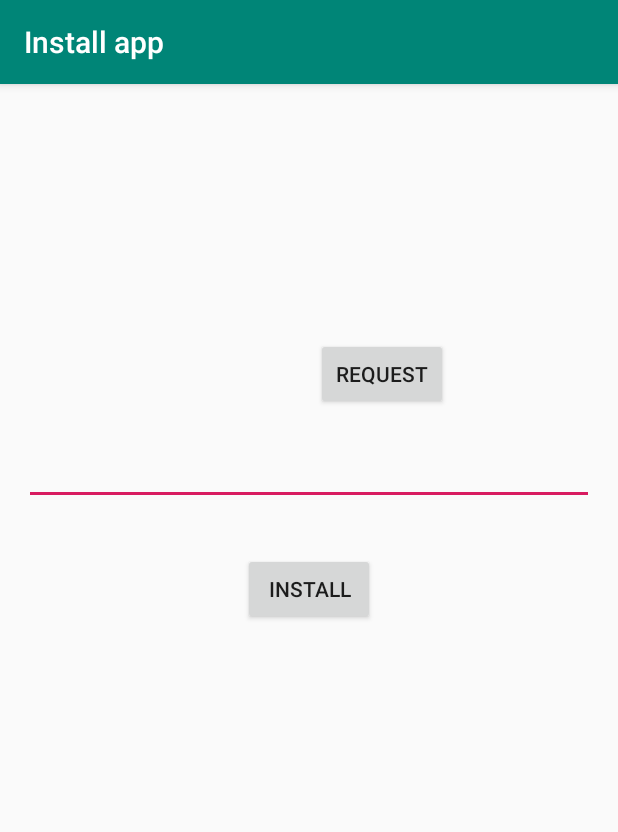
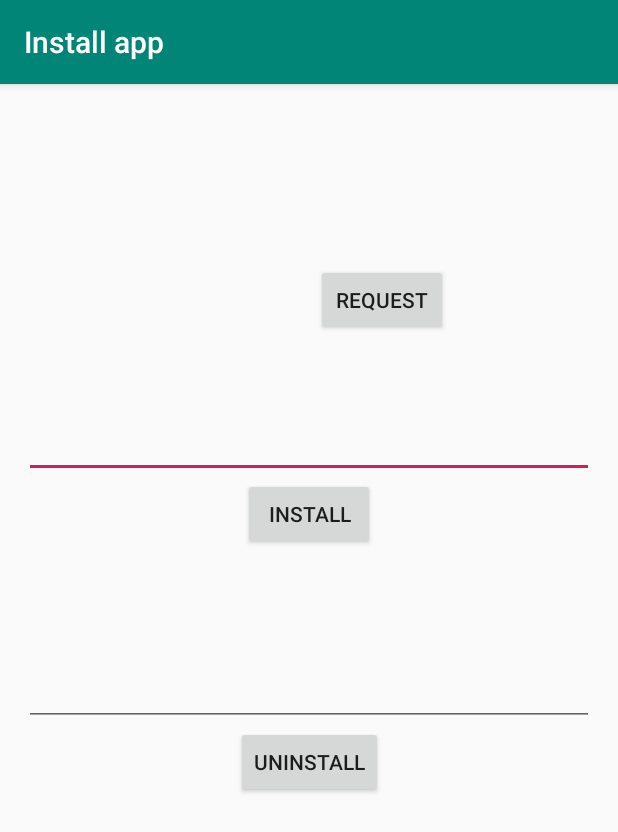
Before and after one commit to heruoxin/IceBox-SDK, an Android app: the screen it shows after launch (MainActivity), on a phone screen of 412 x 824 dp. Shown: the top 832 px of the screen. Run offline under Robolectric (Android 15) with nearby library versions, the phone set to English and light mode, and no system bars; our stand-ins replace RxJava, data binding; 4 statements that could not run were skipped.

Commit message:
Add Feature: silent uninstall

```diff
--- a/install-app/src/main/res/layout/activity_main.xml
+++ b/install-app/src/main/res/layout/activity_main.xml
@@ -4,14 +4,18 @@
         xmlns:tools="http://schemas.android.com/tools">
 
     <data>
-        <variable
-            name="path"
-            type="String"/>
+
         <variable
             name="icebox_state"
             type="String"/>
         <variable
             name="sdcard_state"
+            type="String"/>
+        <variable
+            name="path"
+            type="String"/>
+        <variable
+            name="packagename"
             type="String"/>
 
     </data>
@@ -27,8 +31,9 @@
             android:layout_width="wrap_content"
             android:layout_height="wrap_content"
             android:text="@{@string/permission_state(icebox_state, sdcard_state)}"
+            android:layout_marginBottom="32dp"
             app:layout_constraintTop_toTopOf="parent"
-            app:layout_constraintBottom_toTopOf="@id/input"
+            app:layout_constraintBottom_toTopOf="@id/input_path"
             app:layout_constraintLeft_toLeftOf="parent"
             app:layout_constraintRight_toLeftOf="@id/btn_request"
             app:layout_constraintHorizontal_chainStyle="spread"
@@ -47,7 +52,7 @@
             android:layout_height="wrap_content"/>
 
         <EditText
-            android:id="@+id/input"
+            android:id="@+id/input_path"
             tools:text="/sdcard/1.apk"
             android:text="@={path}"
             android:maxLines="3"
@@ -66,11 +71,33 @@
             android:text="Install"
             app:layout_constraintLeft_toLeftOf="parent"
             app:layout_constraintRight_toRightOf="parent"
-            app:layout_constraintTop_toBottomOf="@id/input"
-            app:layout_constraintBottom_toBottomOf="parent"
-            android:layout_marginTop="32dp"
+            app:layout_constraintTop_toBottomOf="@id/input_path"
+            app:layout_constraintBottom_toTopOf="@id/input_pn"
             android:layout_width="wrap_content"
             android:layout_height="wrap_content"/>
 
+        <EditText
+            android:id="@+id/input_pn"
+            tools:text="com.some.app"
+            android:text="@={packagename}"
+            app:layout_constraintLeft_toLeftOf="parent"
+            app:layout_constraintRight_toRightOf="parent"
+            app:layout_constraintTop_toBottomOf="@id/btn_install"
+            app:layout_constraintBottom_toTopOf="@id/btn_uninstall"
+            android:layout_marginTop="72dp"
+            android:layout_width="match_parent"
+            android:layout_height="wrap_content"
+            android:inputType="text"/>
+
+        <Button
+            android:id="@+id/btn_uninstall"
+            android:text="@string/btn_uninstall"
+            android:layout_width="wrap_content"
+            android:layout_height="wrap_content"
+            app:layout_constraintBottom_toBottomOf="parent"
+            app:layout_constraintLeft_toLeftOf="parent"
+            app:layout_constraintRight_toRightOf="parent"
+            app:layout_constraintTop_toBottomOf="@id/input_pn"/>
+
     </android.support.constraint.ConstraintLayout>
 </layout>
--- a/install-app/src/main/res/values/strings.xml
+++ b/install-app/src/main/res/values/strings.xml
@@ -2,4 +2,5 @@
     <string name="app_name">Install app</string>
     <string name="request_permission">Request</string>
     <string name="permission_state">IceBox SDK:\n%1$s\n\nWRITE_EXTERNAL_STORAGE:\n%2$s</string>
+    <string name="btn_uninstall">Uninstall</string>
 </resources>
--- a/sdk-client/src/main/java/com/catchingnow/icebox/sdk_client/AuthorizeUtil.java
+++ b/sdk-client/src/main/java/com/catchingnow/icebox/sdk_client/AuthorizeUtil.java
@@ -3,6 +3,8 @@ package com.catchingnow.icebox.sdk_client;
 import android.app.PendingIntent;
 import android.content.Context;
 import android.content.Intent;
+
+import com.catchingnow.icebox.sdk_client.StateReceiver;
 
 class AuthorizeUtil {
 
--- a/sdk-client/src/main/java/com/catchingnow/icebox/sdk_client/IceBox.java
+++ b/sdk-client/src/main/java/com/catchingnow/icebox/sdk_client/IceBox.java
@@ -1,21 +1,12 @@
 package com.catchingnow.icebox.sdk_client;
 
 import android.content.Context;
-import android.content.Intent;
 import android.content.pm.ApplicationInfo;
 import android.content.pm.PackageManager;
 import android.net.Uri;
-import android.os.Build;
-import android.os.Bundle;
-import android.os.Handler;
-import android.os.Looper;
-import android.os.Process;
-import android.os.ResultReceiver;
 import android.support.annotation.IntDef;
 import android.support.annotation.RequiresPermission;
 import android.support.annotation.WorkerThread;
-
-import java.util.concurrent.atomic.AtomicBoolean;
 
 /**
  * IceBox SDK
@@ -29,11 +20,6 @@ public class IceBox {
 
     // 最低支持 SDK 的冰箱 apk 版本号
     public static final int AVAILABLE_VERSION_CODE = 703;
-
-    private static final String SILENT_INSTALLER_SERVICE_NAME = "com.catchingnow.icebox.appSdk.InstallerService";
-    private static final String ACTION_INSTALLER = "com.catchingnow.icebox.INSTALLER";
-    private static final Uri PERMISSION_URI = Uri.parse("content://com.catchingnow.icebox.SDK");
-    private static final Uri NO_PERMISSION_URI = Uri.parse("content://com.catchingnow.icebox.STATE");
 
     public enum WorkMode {
         MODE_PM_DISABLE_USER,
@@ -51,15 +37,7 @@ public class IceBox {
      * 不可用则返回 MODE_NOT_AVAILABLE
      */
     public static WorkMode queryWorkMode(Context context) {
-        Bundle extra = new Bundle();
-        extra.putParcelable("authorize", AuthorizeUtil.getAuthorizedPI(context));
-        try {
-            Bundle bundle = context.getContentResolver().call(NO_PERMISSION_URI, "query_mode", null, extra);
-            return WorkMode.valueOf(bundle.getString("work_mode", WorkMode.MODE_NOT_AVAILABLE.name()));
-        } catch (Exception e) {
-            e.printStackTrace();
-            return WorkMode.MODE_NOT_AVAILABLE;
-        }
+        return SdkImplement.queryWorkMode(context);
     }
 
     public static final int FLAG_PM_DISABLE_USER = 1;
@@ -80,7 +58,7 @@ public class IceBox {
      */
     @AppState
     public static int getAppEnabledSetting(Context context, String packageName) throws PackageManager.NameNotFoundException {
-        return AppStateUtil.getAppEnabledSettings(context, packageName);
+        return SdkImplement.getAppEnabledSetting(context, packageName);
     }
 
     /**
@@ -93,7 +71,7 @@ public class IceBox {
      */
     @AppState
     public static int getAppEnabledSetting(ApplicationInfo applicationInfo) {
-        return AppStateUtil.getAppEnabledSettings(applicationInfo);
+        return SdkImplement.getAppEnabledSetting(applicationInfo);
     }
 
     /**
@@ -108,52 +86,29 @@ public class IceBox {
     @WorkerThread
     @RequiresPermission(SDK_PERMISSION)
     public static void setAppEnabledSettings(Context context, boolean enable, String... packageNames) {
-        int userHandle;
-        if (Build.VERSION.SDK_INT >= Build.VERSION_CODES.JELLY_BEAN_MR1) {
-            userHandle = Process.myUserHandle().hashCode();
-        } else {
-            userHandle = 0;
-        }
-        setAppEnabledSettings(context, enable, userHandle, packageNames);
+        SdkImplement.setAppEnabledSettings(context, enable, packageNames);
     }
 
-    private static void setAppEnabledSettings(Context context, boolean enable, int userHandle, String... packageNames) {
-        Bundle extra = new Bundle();
-        extra.putParcelable("authorize", AuthorizeUtil.getAuthorizedPI(context));
-        extra.putStringArray("package_names", packageNames);
-        extra.putInt("user_handle", userHandle);
-        extra.putBoolean("enable", enable);
-        context.getContentResolver().call(PERMISSION_URI, "set_enable", null, extra);
-    }
+    public enum SilentInstallSupport {
+        SUPPORTED,
 
-    public enum SilentInstallState {
-        STATE_SUPPORT,
-
-        STATE_NOT_INSTALLED,        //未安装冰箱 IceBox;
-        STATE_SYSTEM_NOT_SUPPORT,   //当前系统版本不支持静默安装;
-        STATE_NOT_DEVICE_OWNER,     //冰箱 IceBox 不是设备管理员;
-        STATE_UPDATE_REQUIRED,      //冰箱 IceBox 版本过低;
-        STATE_PERMISSION_REQUIRED,  //当前 App 未取得权限;
+        NOT_INSTALLED,          //未安装冰箱 IceBox;
+        UPDATE_REQUIRED,        //冰箱 IceBox 版本过低;
+        SYSTEM_NOT_SUPPORTED,   //当前系统版本不支持静默安装;
+        NOT_DEVICE_OWNER,       //冰箱 IceBox 不是设备管理员;
+        PERMISSION_REQUIRED,    //当前 App 未取得权限;
     }
 
     /**
      *
      * 查询当前冰箱是否支持静默安装
+     * 仅设置为设备管理员的冰箱支持静默安装和卸载
      *
      * @param context context
      * @return 可能的枚举状态
      */
-    public static SilentInstallState querySupportSilentInstall(Context context) {
-        Bundle extra = new Bundle();
-        extra.putParcelable("authorize", AuthorizeUtil.getAuthorizedPI(context));
-        try {
-            Bundle bundle = context.getContentResolver().call(NO_PERMISSION_URI, "query_silent_install_support", null, extra);
-            if (bundle == null || bundle.isEmpty()) return SilentInstallState.STATE_UPDATE_REQUIRED;
-            return SilentInstallState.valueOf(bundle.getString("state"));
-        } catch (Exception e) {
-            e.printStackTrace();
-            return SilentInstallState.STATE_NOT_INSTALLED;
-        }
+    public static SilentInstallSupport querySupportSilentInstall(Context context) {
+        return SdkImplement.querySupportSilentInstall(context);
     }
 
     /**
@@ -166,32 +121,19 @@ public class IceBox {
     @WorkerThread
     @RequiresPermission(SDK_PERMISSION)
     public static boolean installPackage(Context context, Uri apkUri) {
-        final AtomicBoolean o = new AtomicBoolean();
-        ResultReceiver resultReceiver = ResultReceiverUtil.receiverForSending(new ResultReceiver(new Handler(Looper.getMainLooper())) {
-            @Override
-            protected void onReceiveResult(int resultCode, Bundle resultData) {
-                Exception error = (Exception) resultData.getSerializable("error");
-                if (error != null) error.printStackTrace();
-                o.set(resultCode == 1);
-                synchronized (o) {o.notify();}
-            }
-        });
-        Intent intent = new Intent(ACTION_INSTALLER)
-                .setPackage(PACKAGE_NAME)
-                .setClassName(PACKAGE_NAME, SILENT_INSTALLER_SERVICE_NAME)
-                .putExtra("authorize", AuthorizeUtil.getAuthorizedPI(context))
-                .putExtra("callback", resultReceiver)
-                .setData(apkUri)
-                .addFlags(Intent.FLAG_GRANT_READ_URI_PERMISSION);
-        context.startService(intent);
-        synchronized (o) {
-            try {
-                o.wait();
-                return o.get();
-            } catch (InterruptedException e) {
-                return false;
-            }
-        }
+        return SdkImplement.installPackage(context, apkUri);
+    }
+
+    /**
+     *
+     * 静默卸载 App
+     *
+     * @param context context
+     * @param packageName 包名
+     * @return 是否卸载成功
+     */
+    public static boolean uninstallPackage(Context context, String packageName) {
+        return SdkImplement.uninstallPackage(context, packageName);
     }
 
 }
```
Also changed, not shown: install-app/src/main/java/com/catchingnow/installapp/MainActivity.java (+22 -4 lines), sdk-client/build.gradle (+4 -5 lines), sdk-client/src/main/java/com/catchingnow/icebox/sdk_client/SdkImplement.java (added, +147 -0 lines), 1 other file.
